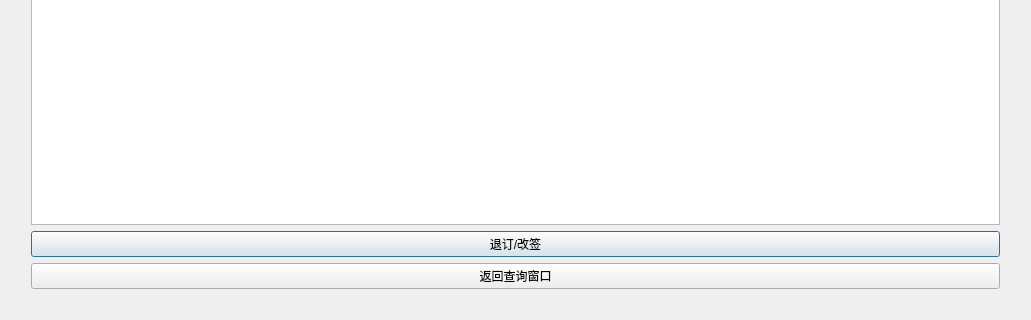
Before: the Qt Designer form Client/UI/TrainUI/myticket.ui in TimerChen/TrainTickets, drawn with Qt 5; both pictures show x 0 to 1031 and y 244 to 564 of the 1031 by 564 pixel window.
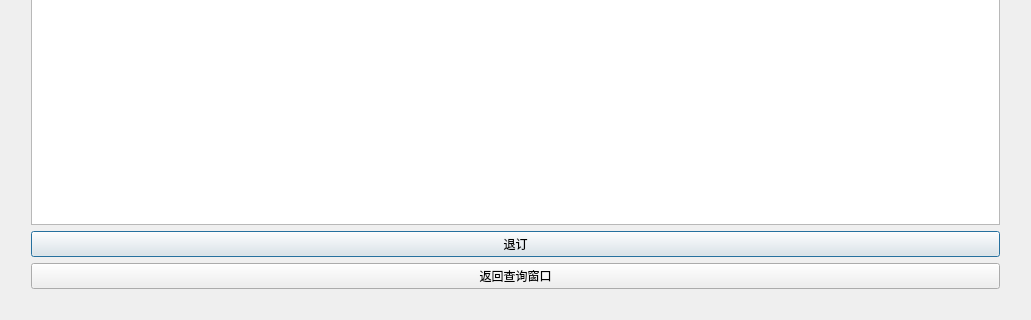
After: the same form once the commit is applied. Icons and pictures are not drawn.

The edit to the form file:
```diff
--- a/Client/UI/TrainUI/myticket.ui
+++ b/Client/UI/TrainUI/myticket.ui
@@ -43,7 +43,7 @@
        <item>
         <widget class="QPushButton" name="modifyTicketBtn">
          <property name="text">
-          <string>退订/改签</string>
+          <string>退订</string>
          </property>
         </widget>
        </item>
```
